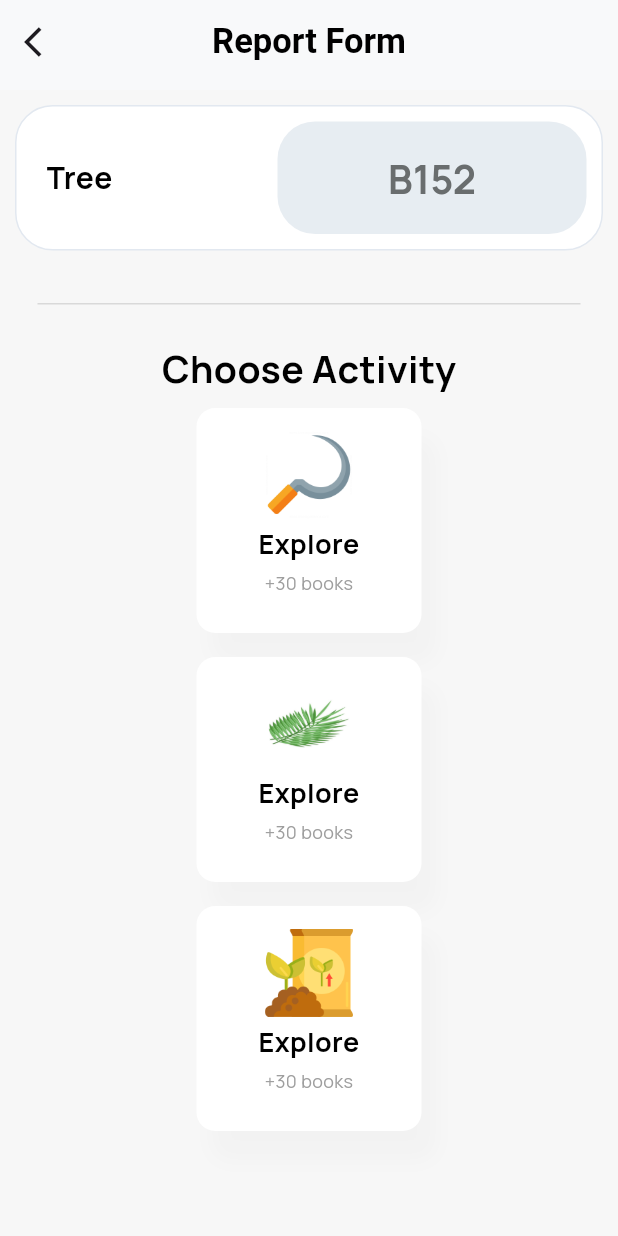
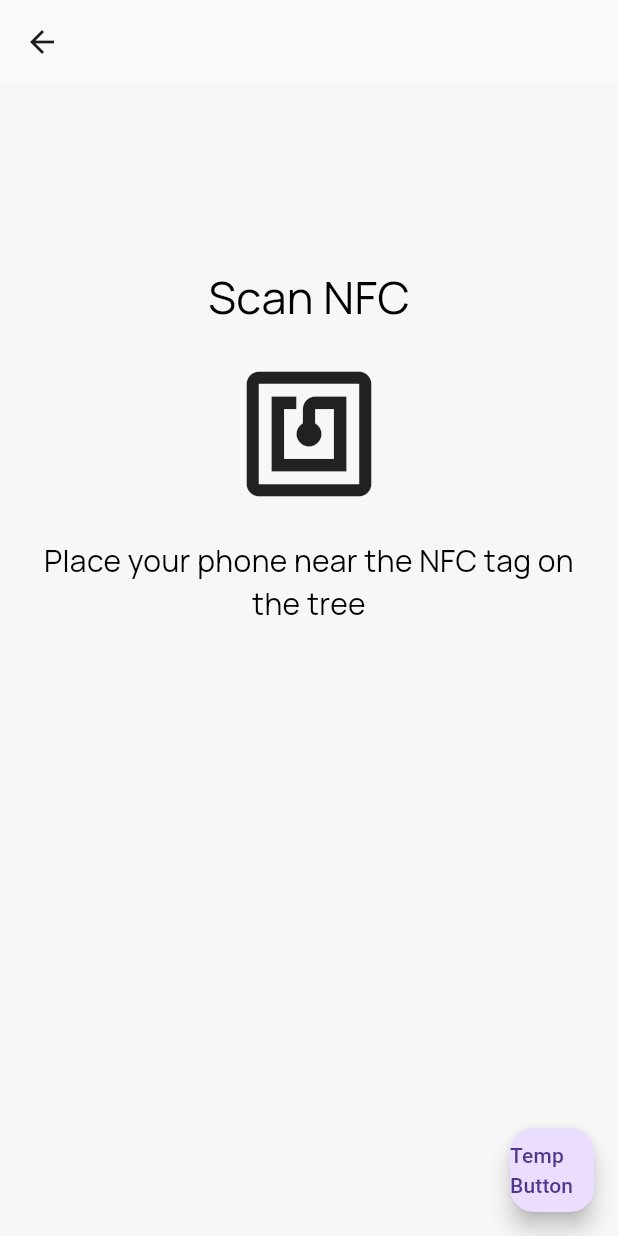
Before and after one commit to paperjean/iLadang, a Flutter app: the Menu screen opened directly, after a tap on "Scan and Report", on a phone screen of 412 x 824 dp. Run offline on Flutter 3.47's test engine with Material 3 defaults, Android fonts, the phone set to English and light mode, and no system bars; our stand-ins replace fl_chart, google_fonts, google_maps_flutter, location, supabase_flutter; missing offline and left inert: dart:ffi; accounts and stored records are empty.

Commit message:
Update form feature

```diff
--- a/lib/main.dart
+++ b/lib/main.dart
@@ -5,6 +5,7 @@
 import 'package:sawitcare_app/pages/authentication/removed.dart';
 import 'package:sawitcare_app/pages/authentication/start_page.dart';
 import 'package:sawitcare_app/pages/field/homepage_field.dart';
+import 'package:sawitcare_app/pages/management/tree/tree_screen.dart';
 import 'package:supabase_flutter/supabase_flutter.dart';
 import 'package:sawitcare_app/pages/management/homepage_management.dart';
 import 'package:sawitcare_app/pages/authentication/splashscreen.dart';
@@ -118,6 +119,7 @@
         '/role': (_) => const ChooseRolePage(),
         '/removed': (_) => const RemovedPage(),
         '/declined': (_) => const DeclinedPage(),
+        '/tree_screen': (_) => const Tree(),
       },
     );
   }
--- a/lib/pages/field/menu/menu_screen.dart
+++ b/lib/pages/field/menu/menu_screen.dart
@@ -1,9 +1,5 @@
 import 'package:flutter/material.dart';
-import 'package:sawitcare_app/main.dart';
-import 'package:sawitcare_app/pages/bricks/Widgets Example/cardwidget.dart';
-import 'package:sawitcare_app/pages/bricks/Widgets Example/price_card.dart';
-import 'package:sawitcare_app/pages/bricks/Widgets Example/delivery_record.dart';
-import 'package:sawitcare_app/pages/management/yield/bar_graph.dart';
+import 'package:sawitcare_app/pages/field/reporting/scan_nfc_page.dart';
 import 'package:sawitcare_app/services/user.dart';
 
 import '../reporting/report_form.dart';
@@ -65,7 +61,11 @@
               const SizedBox(
                 height: 20,
               ),
-              Container(
+              InkWell(
+                onTap: () {
+                  Navigator.pushNamed(context, '/tree_screen');
+                },
+                child: Container(
                   width: MediaQuery.of(context).size.width,
                   height: 150,
                   decoration: BoxDecoration(
@@ -102,6 +102,7 @@
                     ],
                   ),
                 ),
+              ),
               const SizedBox(
                 height: 20,
               ),
@@ -131,7 +132,7 @@
                         Navigator.push(
                           context,
                           MaterialPageRoute(
-                              builder: (context) => const ReportForm()),
+                              builder: (context) => const ScanNFC()),
                         );
                         print("Scan and Report");
                       },
--- a/lib/pages/field/reporting/activity_card.dart
+++ b/lib/pages/field/reporting/activity_card.dart
@@ -3,13 +3,11 @@
 class ActivityCard extends StatelessWidget {
   final String text;
   final String imageAsset;
-  final String subtitle;
   final Function() onPressed;
 
   const ActivityCard(
       {required this.text,
       required this.imageAsset,
-      required this.subtitle,
       required this.onPressed,
       Key? key})
       : super(key: key);
@@ -47,14 +45,6 @@
             const SizedBox(
               height: 5,
             ),
-            Text(
-              subtitle,
-              textAlign: TextAlign.center,
-              style: const TextStyle(
-                  color: Colors.grey,
-                  fontWeight: FontWeight.normal,
-                  fontSize: 12),
-            ),
             const SizedBox(
               height: 10,
             ),
--- a/lib/pages/field/reporting/report_form.dart
+++ b/lib/pages/field/reporting/report_form.dart
@@ -1,5 +1,6 @@
 import 'package:flutter/material.dart';
 import 'package:sawitcare_app/pages/field/reporting/activity_card.dart';
+import 'package:sawitcare_app/pages/field/reporting/harvest_report.dart';
 import 'package:sawitcare_app/pages/field/reporting/tree_info_widget.dart';
 
 class ReportForm extends StatefulWidget {
@@ -34,8 +35,8 @@
         body: Center(
           child: Column(
             children: [
-              Padding(
-                padding: const EdgeInsets.all(10.0),
+              const Padding(
+                padding: EdgeInsets.all(10.0),
                 child: TreeInfoCard(treeName: "B152"),
               ),
               // Line
@@ -56,26 +57,31 @@
               ),
               Padding(
                 padding: const EdgeInsets.all(8.0),
+                child: InkWell(
+                  onTap: () {},
+                  child: ActivityCard(
+                      text: "Harvest",
+                      imageAsset: 'assets/sickle.png',
+                      onPressed: () {
+                        Navigator.push(
+                            context,
+                            MaterialPageRoute(
+                                builder: (context) => ReportHarvest()));
+                      }),
+                ),
+              ),
+              Padding(
+                padding: const EdgeInsets.all(8.0),
                 child: ActivityCard(
-                    text: "Explore",
-                    imageAsset: 'assets/sickle.png',
-                    subtitle: "+30 books",
+                    text: "Prune",
+                    imageAsset: 'assets/leaf.png',
                     onPressed: () {}),
               ),
               Padding(
                 padding: const EdgeInsets.all(8.0),
                 child: ActivityCard(
-                    text: "Explore",
-                    imageAsset: 'assets/leaf.png',
-                    subtitle: "+30 books",
-                    onPressed: () {}),
-              ),
-              Padding(
-                padding: const EdgeInsets.all(8.0),
-                child: ActivityCard(
-                    text: "Explore",
+                    text: "Fertilize",
                     imageAsset: 'assets/fertilizer_icon.png',
-                    subtitle: "+30 books",
                     onPressed: () {}),
               ),
             ],
--- /dev/null
+++ b/lib/pages/field/reporting/scan_nfc_page.dart
@@ -0,0 +1,57 @@
+import 'package:flutter/material.dart';
+import 'package:sawitcare_app/pages/field/reporting/report_form.dart';
+
+class ScanNFC extends StatefulWidget {
+  const ScanNFC({super.key});
+
+  @override
+  State<ScanNFC> createState() => _ScanNFCState();
+}
+
+class _ScanNFCState extends State<ScanNFC> {
+  @override
+  Widget build(BuildContext context) {
+    return Scaffold(
+        appBar: AppBar(),
+        body: Padding(
+          padding: const EdgeInsets.all(20),
+          child: Center(
+            child: Column(children: [
+              const SizedBox(
+                height: 100,
+              ),
+              const Text(
+                "Scan NFC",
+                style: TextStyle(fontSize: 30),
+              ),
+              const SizedBox(
+                height: 20,
+              ),
+              const Icon(
+                Icons.nfc_outlined,
+                size: 100,
+              ),
+              const SizedBox(
+                height: 20,
+              ),
+              const Text(
+                textAlign: TextAlign.center,
+                "Place your phone near the NFC tag on the tree",
+                style: TextStyle(
+                  fontSize: 20,
+                ),
+              ),
+            ]),
+          ),
+        ),
+        floatingActionButton: FloatingActionButton(
+          onPressed: () {
+            Navigator.push(
+              context,
+              MaterialPageRoute(builder: (context) => const ReportForm()),
+            );
+          },
+          child: const Text('Temp Button'),
+        ));
+  }
+}
```
Also changed, not shown: lib/pages/field/reporting/harvest_report.dart (added, +120 -0 lines), lib/pages/field/reporting/number_picker.dart (added, +84 -0 lines), lib/pages/management/tree/tree_screen.dart (+6 -6 lines), assets/plantation_background.jpg (added). Lines whose indentation alone changed are shown as unchanged.
